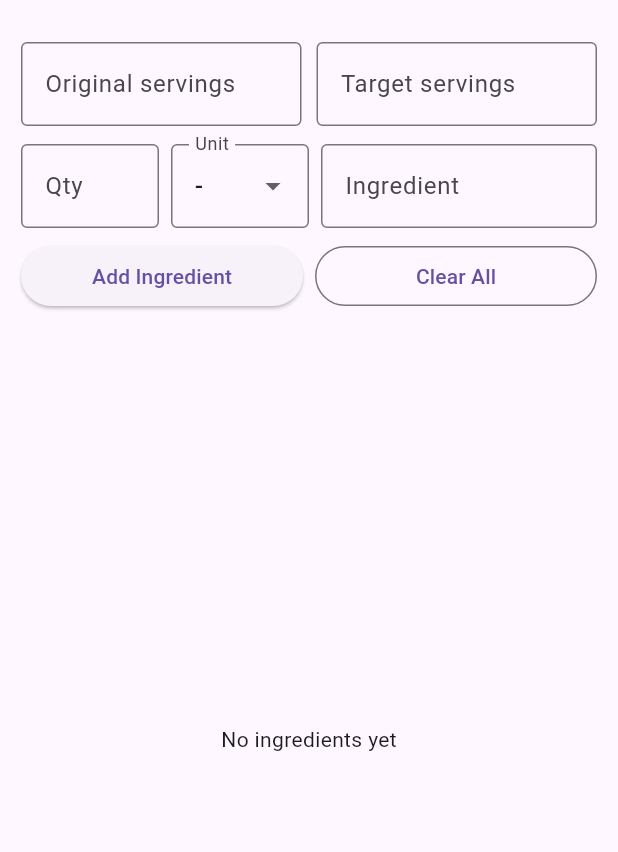
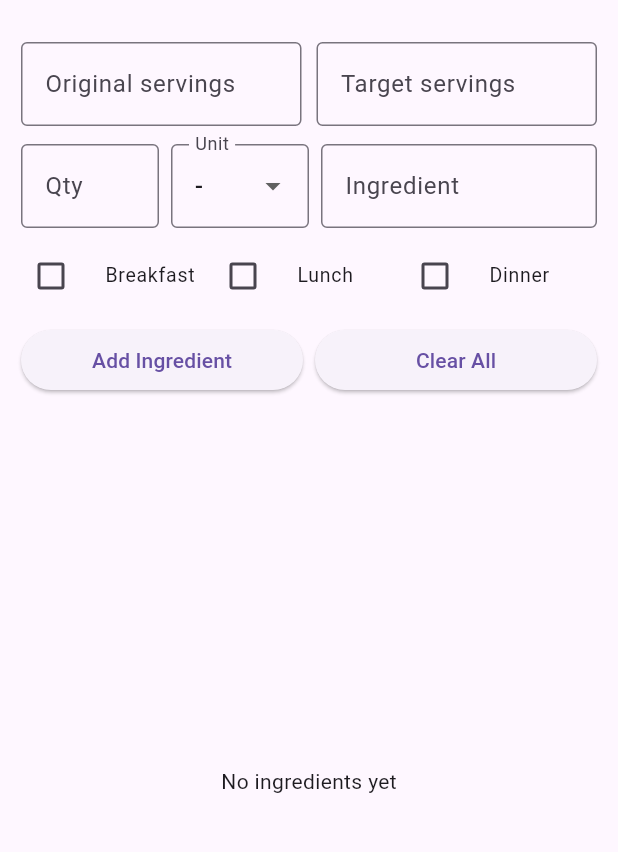
Before and after one commit to 42330576-Adib/csci410-project1-AdibHasbany, a Flutter app: the screen it shows after launch, after a tap on "Add Ingredient", after a tap on "Clear All", on a phone screen of 412 x 824 dp, the part 63-915 px from its top. Run offline on Flutter 3.47's test engine with Material 3 defaults, Android fonts, the phone set to English and light mode, and no system bars.

Commit message:
making the edits dr marwan asked for

```diff
--- a/lib/home.dart
+++ b/lib/home.dart
@@ -5,8 +5,9 @@ class Ingredient {
   String name;
   double qty;
   String unit;
+  String meal;
 
-  Ingredient({required this.name, required this.qty, required this.unit});
+  Ingredient({required this.name, required this.qty, required this.unit, required this.meal});
 
   double getScaledQty(double factor) {
     return qty * factor;
@@ -30,24 +31,29 @@ class _HomeState extends State<Home> {
   List<Ingredient> ingredients = [];
   String selectedUnit = '';
   String errorMsg = '';
-
+  bool _isBreakfast = false;
+  bool _isLunch= false;
+  bool _isDinner= false;
   List<String> units = ['', 'g', 'kg', 'ml', 'L', 'C', 'tsp', 'tbsp', 'oz', 'lb'];
 
   double calculateScale() {
     var orig = double.tryParse(originalServings.text);
     var target = double.tryParse(targetServings.text);
-
-    if (orig == null || target == null || orig == 0) {
-      return 1.0;
-    }
-
+    if (orig == null || target == null || orig == 0) {return 1.0;}
     return target / orig;
   }
+
+  String _getSelectedMeal(){
+    if (_isBreakfast) return 'Breakfast';
+    if (_isLunch) return 'Lunch';
+    if (_isDinner) return 'Dinner';
+    return '';
+    }
 
   void addIngredient() {
     var qty = double.tryParse(qtyController.text);
     var name = nameController.text.trim();
-
+    final meal= _getSelectedMeal();
     if (qty == null || name.isEmpty) {
       setState(() {
         errorMsg = 'Please fill quantity and ingredient name';
@@ -59,13 +65,17 @@ class _HomeState extends State<Home> {
       ingredients.add(Ingredient(
         name: name,
         qty: qty,
-        unit: selectedUnit
+        unit: selectedUnit,
+        meal: meal,
       ));
 
       qtyController.clear();
       nameController.clear();
       selectedUnit = '';
       errorMsg = '';
+      _isBreakfast = false;
+      _isLunch = false;
+      _isDinner = false;
     });
   }
 
@@ -78,6 +88,9 @@ class _HomeState extends State<Home> {
       nameController.clear();
       selectedUnit = '';
       errorMsg = '';
+      _isBreakfast = false;
+      _isLunch = false;
+      _isDinner = false;
     });
   }
 
@@ -181,6 +194,67 @@ class _HomeState extends State<Home> {
 
             SizedBox(height: 8),
 
+                        Row(
+              children: [
+                Expanded(
+                  child: CheckboxListTile(
+                    title: const Text('Breakfast'),
+                    value: _isBreakfast,
+                    onChanged: (val) {
+                      setState(() {
+                        _isBreakfast = val ?? false;
+                        if (_isBreakfast) {
+                          _isLunch = false;
+                          _isDinner = false;
+                        }
+                      });
+                    },
+                    dense: true,
+                    contentPadding: EdgeInsets.zero,
+                    controlAffinity: ListTileControlAffinity.leading,
+                  ),
+                ),
+                Expanded(
+                  child: CheckboxListTile(
+                    title: const Text('Lunch'),
+                    value: _isLunch,
+                    onChanged: (val) {
+                      setState(() {
+                        _isLunch = val ?? false;
+                        if (_isLunch) {
+                          _isBreakfast = false;
+                          _isDinner = false;
+                        }
+                      });
+                    },
+                    dense: true,
+                    contentPadding: EdgeInsets.zero,
+                    controlAffinity: ListTileControlAffinity.leading,
+                  ),
+                ),
+                Expanded(
+                  child: CheckboxListTile(
+                    title: const Text('Dinner'),
+                    value: _isDinner,
+                    onChanged: (val) {
+                      setState(() {
+                        _isDinner = val ?? false;
+                        if (_isDinner) {
+                          _isBreakfast = false;
+                          _isLunch = false;
+                        }
+                      });
+                    },
+                    dense: true,
+                    contentPadding: EdgeInsets.zero,
+                    controlAffinity: ListTileControlAffinity.leading,
+                  ),
+                ),
+              ],
+            ),
+
+            const SizedBox(height: 8),
+
             // buttons
             Row(
               children: [
@@ -192,7 +266,7 @@ class _HomeState extends State<Home> {
                 ),
                 SizedBox(width: 8),
                 Expanded(
-                  child: OutlinedButton(
+                  child: ElevatedButton(
                     onPressed: clearEverything,
                     child: Text('Clear All'),
                   ),
@@ -227,15 +301,8 @@ class _HomeState extends State<Home> {
                         return Card(
                           child: ListTile(
                             title: Text('${ing.qty}$unitDisplay ${ing.name}'),
-                            subtitle: Text('Scaled: ${scaledAmount.toStringAsFixed(2)}$unitDisplay'),
-                            trailing: IconButton(
-                              icon: Icon(Icons.delete),
-                              onPressed: () {
-                                setState(() {
-                                  ingredients.removeAt(index);
-                                });
-                              },
-                            ),
+                            subtitle: Text('Meal: ${ing.meal}, ''Scaled: ${scaledAmount.toStringAsFixed(2)}$unitDisplay'),
+
                           ),
                         );
                       },
```
